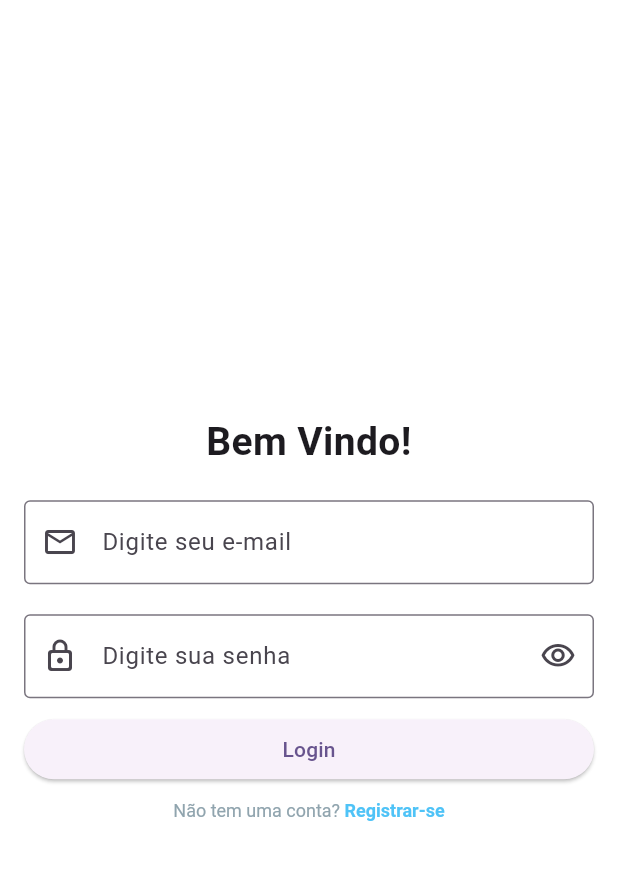
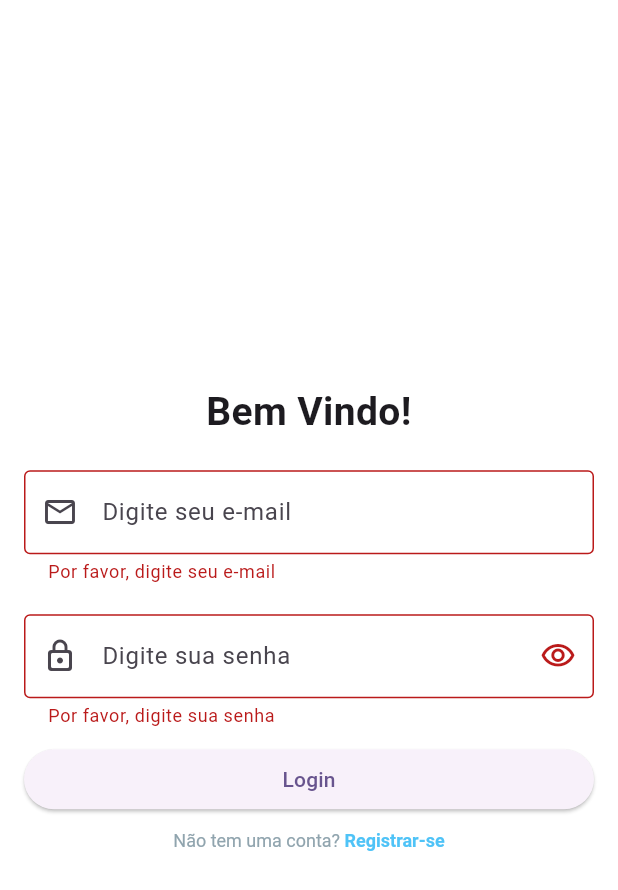
Before and after one commit to dcvieira/expense_tracker_fiap, a Flutter app: the screen it shows after launch, after a tap on "Login", on a phone screen of 412 x 824 dp. Shown: the top 890 px of the screen. Run offline on Flutter 3.47's test engine with Material 2 defaults, Android fonts, the phone set to English and light mode, and no system bars; our stand-ins replace flutter_masked_text2, ionicons.

Commit message:
correção do checkpoint 4

```diff
--- a/lib/pages/login_page.dart
+++ b/lib/pages/login_page.dart
@@ -1,3 +1,4 @@
+import 'package:expense_tracker/repository/auth_repository.dart';
 import 'package:flutter/material.dart';
 
 class LoginPage extends StatefulWidget {
@@ -8,6 +9,13 @@ class LoginPage extends StatefulWidget {
 }
 
 class _LoginPageState extends State<LoginPage> {
+  final _key = GlobalKey<FormState>();
+
+  final emailController = TextEditingController();
+  final senhaController = TextEditingController();
+
+  bool obscureText = true;
+
   @override
   Widget build(BuildContext context) {
     return SafeArea(
@@ -15,6 +23,8 @@ class _LoginPageState extends State<LoginPage> {
         backgroundColor: Colors.white,
         body: Padding(
           padding: const EdgeInsets.all(16.0),
+          child: Form(
+            key: _key,
             child: Center(
               child: Column(
                   crossAxisAlignment: CrossAxisAlignment.center,
@@ -30,6 +40,7 @@ class _LoginPageState extends State<LoginPage> {
                     const SizedBox(height: 10),
                     _buildRegistrar(),
                   ]),
+            ),
           ),
         ),
       ),
@@ -49,6 +60,15 @@ class _LoginPageState extends State<LoginPage> {
 
   TextFormField _buildEmail() {
     return TextFormField(
+      controller: emailController,
+      validator: (String? email) {
+        if (email == null || email.isEmpty) {
+          return "Por favor, digite seu e-mail";
+        } else if (!validarEmail(email)) {
+          return "Por favor, digite um e-mail válido";
+        }
+        return null;
+      },
       decoration: const InputDecoration(
         border: OutlineInputBorder(),
         hintText: "Digite seu e-mail",
@@ -59,12 +79,30 @@ class _LoginPageState extends State<LoginPage> {
 
   TextFormField _buildSenha() {
     return TextFormField(
-      obscureText: true,
-      decoration: const InputDecoration(
+      controller: senhaController,
+      validator: (senha) {
+        if (senha == null || senha.isEmpty) {
+          return "Por favor, digite sua senha";
+        } else if (senha.length < 6) {
+          return "A senha deve ter pelo menos 6 caracteres";
+        }
+        return null;
+      },
+      obscureText: obscureText,
+      decoration: InputDecoration(
         border: OutlineInputBorder(),
         hintText: "Digite sua senha",
         prefixIcon: Icon(Icons.lock_outline_rounded),
-        suffixIcon: Icon(Icons.visibility_outlined),
+        suffixIcon: IconButton(
+          icon: obscureText
+              ? Icon(Icons.visibility_outlined)
+              : Icon(Icons.visibility_off_outlined),
+          onPressed: () {
+            setState(() {
+              obscureText = !obscureText;
+            });
+          },
+        ),
       ),
     );
     // Icone para ocultar a senha visibility_off_outlined
@@ -84,7 +122,9 @@ class _LoginPageState extends State<LoginPage> {
 
   Widget _buildRegistrar() {
     return GestureDetector(
-      onTap: () {},
+      onTap: () {
+        Navigator.pushReplacementNamed(context, "/registrar");
+      },
       child: RichText(
           text: TextSpan(children: <InlineSpan>[
             TextSpan(
@@ -124,5 +164,16 @@ class _LoginPageState extends State<LoginPage> {
     ScaffoldMessenger.of(context).showSnackBar(snackbar);
   }
 
-  void onTapBtnSignUp() {}
+  void onTapBtnSignUp() {
+    if (_key.currentState!.validate()) {
+      final repo = AuthRepository();
+      repo.login(emailController.text, senhaController.text).then((value) {
+        if (value) {
+          Navigator.pushReplacementNamed(context, "/home");
+        } else {
+          _exibirMensagem("E-mail ou senha inválidos");
         }
+      });
+    }
+  }
+}
--- a/lib/pages/registar_page.dart
+++ b/lib/pages/registar_page.dart
@@ -1,3 +1,4 @@
+import 'package:expense_tracker/repository/auth_repository.dart';
 import 'package:flutter/material.dart';
 
 class RegistrarPage extends StatefulWidget {
@@ -8,6 +9,11 @@ class RegistrarPage extends StatefulWidget {
 }
 
 class _RegistrarPageState extends State<RegistrarPage> {
+  final _key = GlobalKey<FormState>();
+  final emailController = TextEditingController();
+  final senhaController = TextEditingController();
+  final confirmarSenhaController = TextEditingController();
+
   @override
   Widget build(BuildContext context) {
     return SafeArea(
@@ -15,6 +21,8 @@ class _RegistrarPageState extends State<RegistrarPage> {
         backgroundColor: Colors.white,
         body: Padding(
           padding: const EdgeInsets.all(16.0),
+          child: Form(
+            key: _key,
             child: Center(
               child: Column(
                   crossAxisAlignment: CrossAxisAlignment.center,
@@ -35,6 +43,7 @@ class _RegistrarPageState extends State<RegistrarPage> {
             ),
           ),
         ),
+      ),
     );
   }
 
@@ -51,6 +60,15 @@ class _RegistrarPageState extends State<RegistrarPage> {
 
   TextFormField _buildEmail() {
     return TextFormField(
+      controller: emailController,
+      validator: (String? email) {
+        if (email == null || email.isEmpty) {
+          return "Por favor, digite seu e-mail";
+        } else if (!validarEmail(email)) {
+          return "Por favor, digite um e-mail válido";
+        }
+        return null;
+      },
       decoration: const InputDecoration(
         border: OutlineInputBorder(),
         hintText: "Digite seu e-mail",
@@ -61,6 +79,15 @@ class _RegistrarPageState extends State<RegistrarPage> {
 
   TextFormField _buildSenha() {
     return TextFormField(
+      controller: senhaController,
+      validator: (senha) {
+        if (senha == null || senha.isEmpty) {
+          return "Por favor, digite sua senha";
+        } else if (senha.length < 6) {
+          return "A senha deve ter pelo menos 6 caracteres";
+        }
+        return null;
+      },
       obscureText: true,
       decoration: const InputDecoration(
         border: OutlineInputBorder(),
@@ -74,6 +101,15 @@ class _RegistrarPageState extends State<RegistrarPage> {
 
   TextFormField _buildConfirmarSenha() {
     return TextFormField(
+      controller: confirmarSenhaController,
+      validator: (senha) {
+        if (senha == null || senha.isEmpty) {
+          return "Por favor, digite sua senha";
+        }
+        if (senha != senhaController.text) {
+          return "As senhas não coincidem";
+        }
+      },
       obscureText: true,
       decoration: const InputDecoration(
         border: OutlineInputBorder(),
@@ -99,7 +135,9 @@ class _RegistrarPageState extends State<RegistrarPage> {
 
   Widget _buildRegistrar() {
     return GestureDetector(
-      onTap: () {},
+      onTap: () {
+        Navigator.pushReplacementNamed(context, "/");
+      },
       child: RichText(
           text: TextSpan(children: <InlineSpan>[
             TextSpan(
@@ -139,5 +177,20 @@ class _RegistrarPageState extends State<RegistrarPage> {
     ScaffoldMessenger.of(context).showSnackBar(snackbar);
   }
 
-  void onTapBtnSignUp() {}
+  void onTapBtnSignUp() {
+    if (_key.currentState!.validate()) {
+      final repo = AuthRepository();
+      repo
+          .registrar(emailController.text, senhaController.text)
+          .then((sucesso) {
+        if (sucesso) {
+          Navigator.pushReplacementNamed(context, "/home");
+        } else {
+          _exibirMensagem("E-mail já cadastrado");
         }
+      }).catchError((e) {
+        _exibirMensagem(e.toString());
+      });
+    }
+  }
+}
```
Lines whose indentation alone changed are shown as unchanged.
